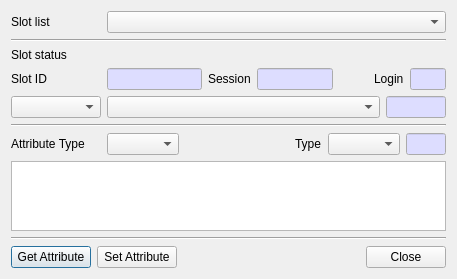
The window that CryptokiMan/edit_attribute_dlg.ui (jykim74/CryptokiMan) describes before a commit, drawn with Qt 5.
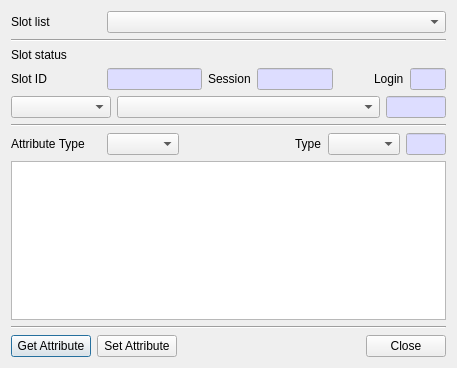
The same window after the commit.

```diff
--- a/CryptokiMan/edit_attribute_dlg.ui
+++ b/CryptokiMan/edit_attribute_dlg.ui
@@ -7,7 +7,7 @@
     <x>0</x>
     <y>0</y>
     <width>457</width>
-    <height>277</height>
+    <height>368</height>
    </rect>
   </property>
   <property name="windowTitle">
@@ -264,13 +264,13 @@
       <widget class="QComboBox" name="mObjectTypeCombo">
        <property name="minimumSize">
         <size>
-         <width>90</width>
+         <width>80</width>
          <height>0</height>
         </size>
        </property>
        <property name="maximumSize">
         <size>
-         <width>80</width>
+         <width>100</width>
          <height>16777215</height>
         </size>
        </property>
```
